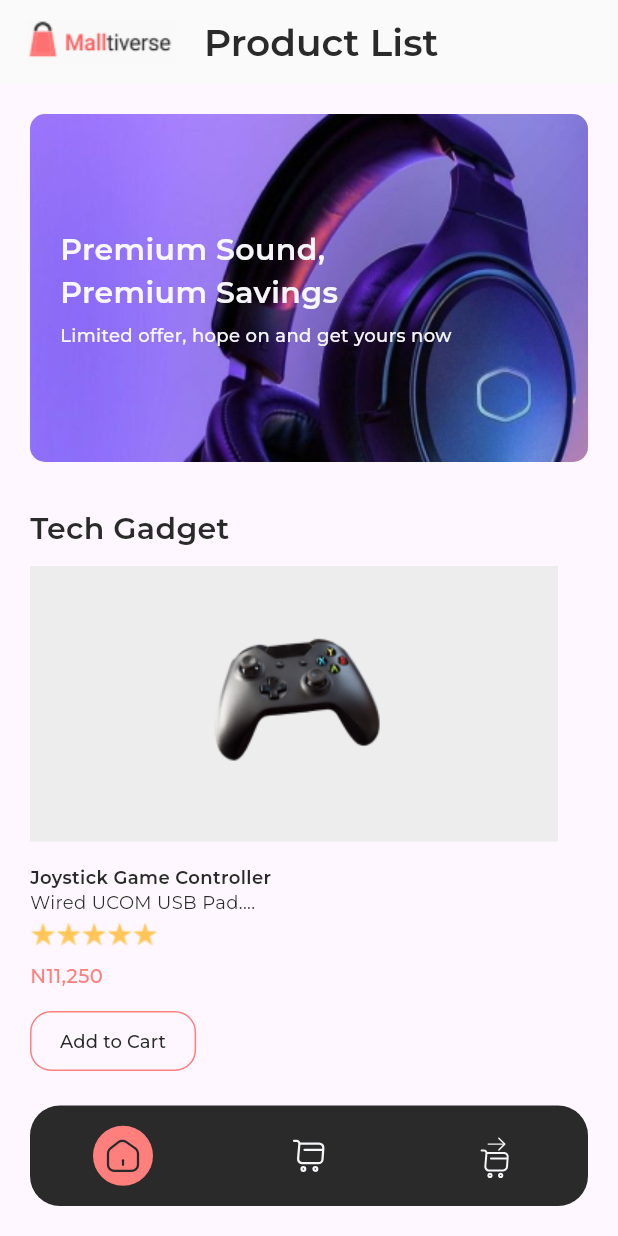
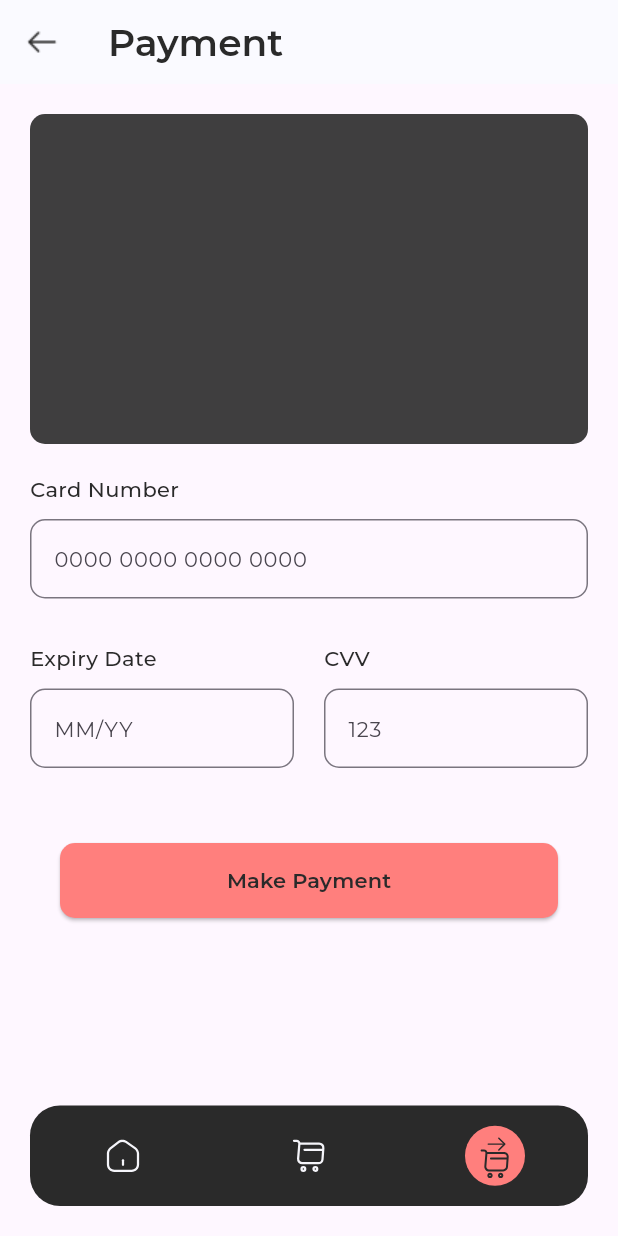
Before and after one commit to fidelity2851/malltiverse_hng, a Flutter app: the screen it shows after launch, on a phone screen of 412 x 824 dp. Run offline on Flutter 3.47's test engine with Material 3 defaults, Android fonts, the phone set to English and light mode, and no system bars; drawn by our look-alikes of flutter_carousel_widget; our stand-ins replace flutter_riverpod, flutter_svg, google_fonts.

Commit message:
Still working on Payment Screen

```diff
--- a/lib/main.dart
+++ b/lib/main.dart
@@ -3,6 +3,7 @@ import 'package:malltiverse_hng/screens/cart_screen.dart';
 import 'package:malltiverse_hng/screens/checkout_screen.dart';
 import 'package:malltiverse_hng/screens/home_screen.dart';
 import 'package:flutter_riverpod/flutter_riverpod.dart';
+import 'package:malltiverse_hng/screens/payment_screen.dart';
 import 'package:malltiverse_hng/screens/shopping_cart_screen.dart';
 
 void main() {
@@ -26,13 +27,13 @@ class MyApp extends StatelessWidget {
         useMaterial3: true,
       ),
       debugShowCheckedModeBanner: false,
-      initialRoute: '/',
+      initialRoute: '/payment',
       routes: {
         '/': (context) => const HomeScreen(),
         '/cart': (context) => const CartScreen(),
         '/shopping-cart': (context) => const ShoppingCartScreen(),
         '/checkout': (context) => const CheckoutScreen(),
-        '/payment': (context) => const CheckoutScreen(),
+        '/payment': (context) => const PaymentScreen(),
       },
     );
   }
--- a/lib/screens/cart_screen.dart
+++ b/lib/screens/cart_screen.dart
@@ -23,7 +23,7 @@ class CartScreen extends StatelessWidget {
           fontSize: 25,
           fontWeight: FontWeight.w600,
         ),
-        backgroundColor: const Color(0xFAFAFAFA),
+        backgroundColor: constWhiteColor,
       ),
 
       body: Center(
--- a/lib/screens/checkout_screen.dart
+++ b/lib/screens/checkout_screen.dart
@@ -31,7 +31,7 @@ class _CheckoutScreenState extends State<CheckoutScreen> {
           fontSize: 25,
           fontWeight: FontWeight.w600,
         ),
-        backgroundColor: const Color(0xFAFAFAFA),
+        backgroundColor: constWhiteColor,
       ),
 
       body: SingleChildScrollView(
--- a/lib/screens/home_screen.dart
+++ b/lib/screens/home_screen.dart
@@ -25,7 +25,7 @@ class HomeScreen extends ConsumerWidget {
           fontSize: 25,
           fontWeight: FontWeight.w600,
         ),
-        backgroundColor: const Color(0xFAFAFAFA),
+        backgroundColor: constWhiteColor,
       ),
 
       body: SingleChildScrollView(
--- /dev/null
+++ b/lib/screens/payment_screen.dart
@@ -0,0 +1,193 @@
+import 'package:flutter/material.dart';
+import 'package:google_fonts/google_fonts.dart';
+import 'package:malltiverse_hng/components/bottom_nav.dart';
+import 'package:malltiverse_hng/components/custom_button.dart';
+import 'package:malltiverse_hng/utility/constant.dart';
+
+class PaymentScreen extends StatelessWidget {
+  const PaymentScreen({super.key});
+
+  @override
+  Widget build(BuildContext context) {
+    return Scaffold(
+      appBar: AppBar(
+        centerTitle: false,
+        elevation: 0,
+        title: const Text('Payment'),
+        leading: const Image(image: AssetImage('assets/images/arrow-left.png')),
+        titleTextStyle: GoogleFonts.montserrat(
+          color: constBlackColor,
+          fontSize: 25,
+          fontWeight: FontWeight.w600,
+        ),
+        backgroundColor: constWhiteColor,
+      ),
+
+      body: SingleChildScrollView(
+        child: Padding(
+          padding: const EdgeInsets.all(20.0),
+          child: Column(
+            crossAxisAlignment: CrossAxisAlignment.start,
+            children: [
+              Container(
+                height: 220,
+                decoration: BoxDecoration(
+                  color: constBlackColor.withOpacity(0.9),
+                  borderRadius: BorderRadius.circular(10),
+                ),
+              ),
+              const SizedBox(height: 20),
+              Text(
+                'Card Number',
+                style: GoogleFonts.montserrat(
+                  color: constBlackColor,
+                  fontSize: 14,
+                  fontWeight: FontWeight.w500,
+                ),
+              ),
+              const SizedBox(height: 10),
+              Row(
+                children: [
+                  Expanded(
+                    flex: 1,
+                    child: TextField(
+                      decoration: InputDecoration(
+                        hintText: '0000 0000 0000 0000',
+                        focusedBorder: OutlineInputBorder(
+                          borderSide: const BorderSide(
+                            color: constBlackColor,
+                          ),
+                          borderRadius: BorderRadius.circular(10),
+                        ),
+                        border: OutlineInputBorder(
+                          borderSide: const BorderSide(
+                            color: constBlackColor,
+                          ),
+                          borderRadius: BorderRadius.circular(10),
+                        ),
+                      ),
+                      style: GoogleFonts.montserrat(
+                        color: constBlackColor,
+                        fontSize: 14,
+                        fontWeight: FontWeight.w400,
+                      ),
+                    ),
+                  ),
+                ],
+              ),
+              const SizedBox(height: 30),
+              Row(
+                children: [
+                  Expanded(
+                    flex: 1,
+                    child: Column(
+                      crossAxisAlignment: CrossAxisAlignment.start,
+                      children: [
+                        Text(
+                          'Expiry Date',
+                          style: GoogleFonts.montserrat(
+                            color: constBlackColor,
+                            fontSize: 14,
+                            fontWeight: FontWeight.w500,
+                          ),
+                        ),
+                        const SizedBox(height: 10),
+                        Row(
+                          children: [
+                            Expanded(
+                              flex: 1,
+                              child: TextField(
+                                decoration: InputDecoration(
+                                  hintText: 'MM/YY',
+                                  focusedBorder: OutlineInputBorder(
+                                    borderSide: const BorderSide(
+                                      color: constBlackColor,
+                                    ),
+                                    borderRadius: BorderRadius.circular(10),
+                                  ),
+                                  border: OutlineInputBorder(
+                                    borderSide: const BorderSide(
+                                      color: constBlackColor,
+                                    ),
+                                    borderRadius: BorderRadius.circular(10),
+                                  ),
+                                ),
+                                style: GoogleFonts.montserrat(
+                                  color: constBlackColor,
+                                  fontSize: 14,
+                                  fontWeight: FontWeight.w400,
+                                ),
+                              ),
+                            ),
+                          ],
+                        ),
+                      ],
+                    ),
+                  ),
+                  const SizedBox(width: 20),
+                  Expanded(
+                    flex: 1,
+                    child: Column(
+                      crossAxisAlignment: CrossAxisAlignment.start,
+                      children: [
+                        Text(
+                          'CVV',
+                          style: GoogleFonts.montserrat(
+                            color: constBlackColor,
+                            fontSize: 14,
+                            fontWeight: FontWeight.w500,
+                          ),
+                        ),
+                        const SizedBox(height: 10),
+                        Row(
+                          children: [
+                            Expanded(
+                              flex: 1,
+                              child: TextField(
+                                decoration: InputDecoration(
+                                  hintText: '123',
+                                  focusedBorder: OutlineInputBorder(
+                                    borderSide: const BorderSide(
+                                      color: constBlackColor,
+                                    ),
+                                    borderRadius: BorderRadius.circular(10),
+                                  ),
+                                  border: OutlineInputBorder(
+                                    borderSide: const BorderSide(
+                                      color: constBlackColor,
+                                    ),
+                                    borderRadius: BorderRadius.circular(10),
+                                  ),
+                                ),
+                                style: GoogleFonts.montserrat(
+                                  color: constBlackColor,
+                                  fontSize: 14,
+                                  fontWeight: FontWeight.w400,
+                                ),
+                              ),
+                            ),
+                          ],
+                        ),
+                      ],
+                    ),
+                  ),
+                ],
+              ),
+              const SizedBox(height: 50),
+              const Padding(
+                padding: EdgeInsets.symmetric(horizontal: 20),
+                child: CustomButton(
+                  title: 'Make Payment',
+                  url: '/checkout',
+                ),
+              ),
+            ],
+          ),
+        ),
+      ),
+
+      // Custom Button Navigation
+      bottomNavigationBar: const BottomNav(pageIndex: 3),
+    );
+  }
+}
--- a/lib/screens/shopping_cart_screen.dart
+++ b/lib/screens/shopping_cart_screen.dart
@@ -26,7 +26,7 @@ class ShoppingCartScreen extends StatelessWidget {
           fontSize: 25,
           fontWeight: FontWeight.w600,
         ),
-        backgroundColor: const Color(0xFAFAFAFA),
+        backgroundColor: constWhiteColor,
       ),
 
       body: SingleChildScrollView(
```
Also changed, not shown: assets/images/arrow-left.png (added), assets/images/ellipse.png (added).
